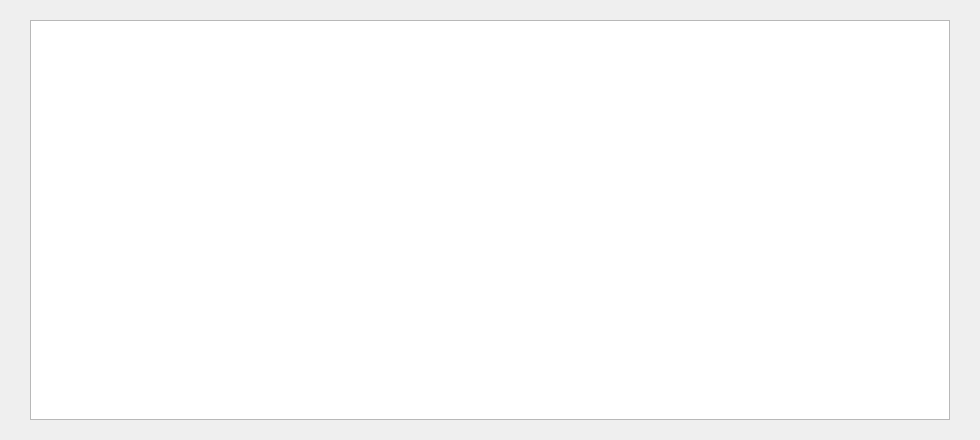
Qt form ctripui/orderui.ui (imagecser/hotelManage) before a commit.
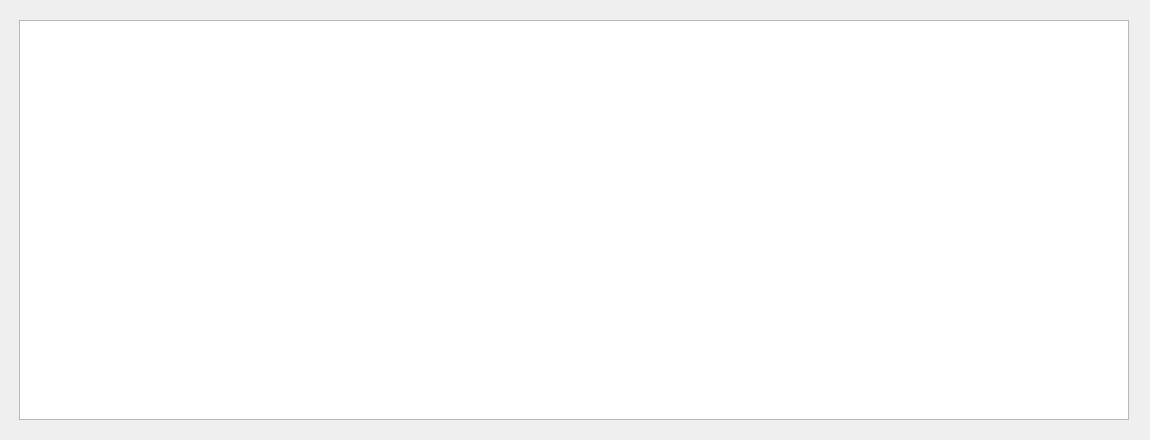
The same form after that commit.

Diff of the .ui file:
```diff
--- a/ctripui/orderui.ui
+++ b/ctripui/orderui.ui
@@ -6,7 +6,7 @@
    <rect>
     <x>0</x>
     <y>0</y>
-    <width>980</width>
+    <width>1150</width>
     <height>440</height>
    </rect>
   </property>
@@ -16,9 +16,9 @@
   <widget class="QTableWidget" name="tableWidget">
    <property name="geometry">
     <rect>
-     <x>30</x>
+     <x>19</x>
      <y>20</y>
-     <width>920</width>
+     <width>1110</width>
      <height>400</height>
     </rect>
    </property>
```
